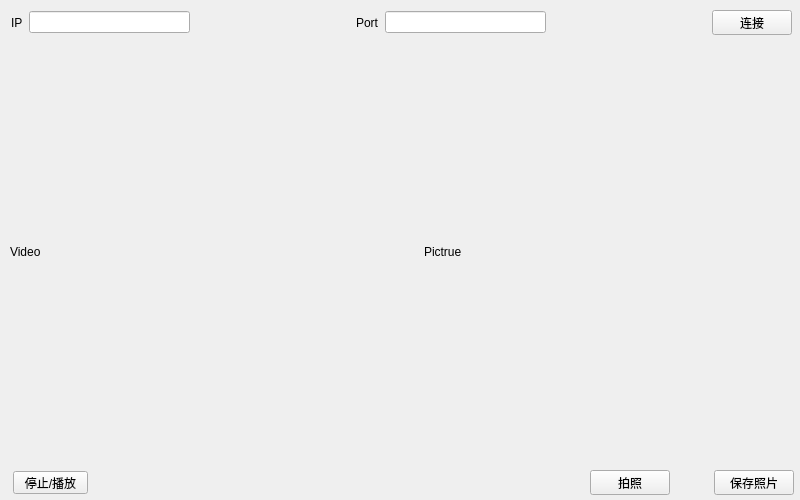
The window that videoshow.ui (fangchuan/serialPortHelper) describes before a commit, drawn with Qt 5.
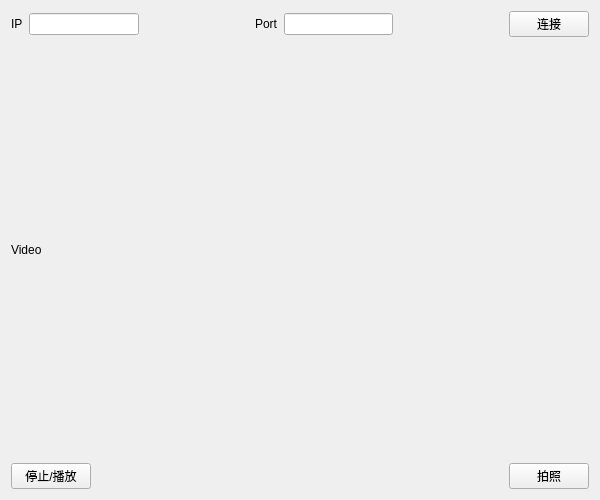
The same window after the commit. Icons and pictures are not drawn. Custom widgets are drawn as their Qt base class.

Patch:
```diff
--- a/videoshow.ui
+++ b/videoshow.ui
@@ -6,12 +6,12 @@
    <rect>
     <x>0</x>
     <y>0</y>
-    <width>800</width>
+    <width>600</width>
     <height>500</height>
    </rect>
   </property>
   <property name="sizePolicy">
-   <sizepolicy hsizetype="Fixed" vsizetype="Fixed">
+   <sizepolicy hsizetype="Preferred" vsizetype="Preferred">
     <horstretch>0</horstretch>
     <verstretch>0</verstretch>
    </sizepolicy>
@@ -24,79 +24,8 @@
     <normalon>:/images/video.png</normalon>
    </iconset>
   </property>
-  <widget class="QWidget" name="layoutWidget">
-   <property name="geometry">
-    <rect>
-     <x>590</x>
-     <y>470</y>
-     <width>204</width>
-     <height>25</height>
-    </rect>
-   </property>
-   <layout class="QHBoxLayout" name="horizontalLayout_3">
+  <layout class="QVBoxLayout" name="verticalLayout">
     <item>
-     <widget class="QPushButton" name="takePicBtn">
-      <property name="maximumSize">
-       <size>
-        <width>100</width>
-        <height>16777215</height>
-       </size>
-      </property>
-      <property name="text">
-       <string>拍照</string>
-      </property>
-     </widget>
-    </item>
-    <item>
-     <spacer name="horizontalSpacer_4">
-      <property name="orientation">
-       <enum>Qt::Horizontal</enum>
-      </property>
-      <property name="sizeHint" stdset="0">
-       <size>
-        <width>40</width>
-        <height>20</height>
-       </size>
-      </property>
-     </spacer>
-    </item>
-    <item>
-     <widget class="QPushButton" name="savePicBtn">
-      <property name="text">
-       <string>保存照片</string>
-      </property>
-     </widget>
-    </item>
-   </layout>
-  </widget>
-  <widget class="QPushButton" name="pauseStartBtn">
-   <property name="geometry">
-    <rect>
-     <x>13</x>
-     <y>471</y>
-     <width>75</width>
-     <height>23</height>
-    </rect>
-   </property>
-   <property name="maximumSize">
-    <size>
-     <width>100</width>
-     <height>16777215</height>
-    </size>
-   </property>
-   <property name="text">
-    <string>停止/播放</string>
-   </property>
-  </widget>
-  <widget class="QWidget" name="layoutWidget">
-   <property name="geometry">
-    <rect>
-     <x>11</x>
-     <y>10</y>
-     <width>781</width>
-     <height>25</height>
-    </rect>
-   </property>
    <layout class="QHBoxLayout" name="horizontalLayout">
     <item>
      <widget class="QLabel" name="IPLabel">
@@ -158,32 +87,38 @@
      </widget>
     </item>
    </layout>
-  </widget>
-  <widget class="QWidget" name="">
-   <property name="geometry">
-    <rect>
-     <x>10</x>
-     <y>51</y>
-     <width>781</width>
-     <height>401</height>
-    </rect>
-   </property>
+   </item>
+   <item>
    <layout class="QHBoxLayout" name="horizontalLayout_2">
     <item>
-     <widget class="QLabel" name="videoLabel">
+      <widget class="videoLabel" name="videolabel">
       <property name="text">
        <string>Video</string>
       </property>
      </widget>
     </item>
+    </layout>
+   </item>
     <item>
-     <spacer name="horizontalSpacer_3">
+    <layout class="QHBoxLayout" name="horizontalLayout_3">
+     <item>
+      <widget class="QPushButton" name="pauseStartBtn">
+       <property name="maximumSize">
+        <size>
+         <width>100</width>
+         <height>16777215</height>
+        </size>
+       </property>
+       <property name="text">
+        <string>停止/播放</string>
+       </property>
+      </widget>
+     </item>
+     <item>
+      <spacer name="horizontalSpacer_5">
       <property name="orientation">
        <enum>Qt::Horizontal</enum>
       </property>
-      <property name="sizeType">
-       <enum>QSizePolicy::Fixed</enum>
-      </property>
       <property name="sizeHint" stdset="0">
        <size>
         <width>40</width>
@@ -193,30 +128,29 @@
      </spacer>
     </item>
     <item>
-     <widget class="QLabel" name="pictureLabel">
-      <property name="enabled">
-       <bool>true</bool>
-      </property>
-      <property name="sizePolicy">
-       <sizepolicy hsizetype="Preferred" vsizetype="Preferred">
-        <horstretch>0</horstretch>
-        <verstretch>0</verstretch>
-       </sizepolicy>
-      </property>
+      <widget class="QPushButton" name="takePicBtn">
       <property name="maximumSize">
        <size>
-        <width>16777215</width>
+         <width>100</width>
         <height>16777215</height>
        </size>
       </property>
       <property name="text">
-       <string>Pictrue</string>
+        <string>拍照</string>
       </property>
      </widget>
     </item>
    </layout>
-  </widget>
- </widget>
+   </item>
+  </layout>
+ </widget>
+ <customwidgets>
+  <customwidget>
+   <class>videoLabel</class>
+   <extends>QLabel</extends>
+   <header location="global">videolabel.h</header>
+  </customwidget>
+ </customwidgets>
  <resources/>
  <connections/>
 </ui>
```
Lines whose indentation alone changed are shown as unchanged.
